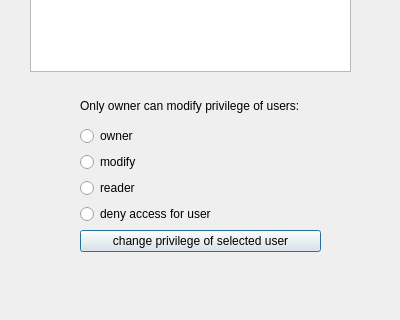
Above: GUI/SymposiumGui/onlineusers.ui from RickZack/Symposium before the change; both pictures show x 0 to 400 and y 419 to 739 of the 400 by 739 pixel window. Below: the same form after it.
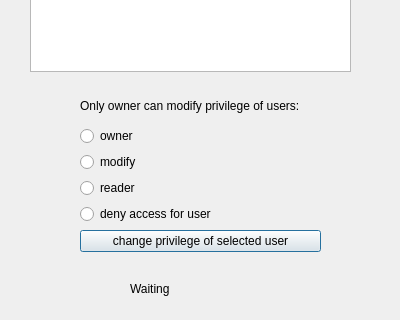
That is the form after the change.

```diff
--- a/GUI/SymposiumGui/onlineusers.ui
+++ b/GUI/SymposiumGui/onlineusers.ui
@@ -82,6 +82,32 @@
     </item>
    </layout>
   </widget>
+  <widget class="QLabel" name="gif">
+   <property name="geometry">
+    <rect>
+     <x>60</x>
+     <y>680</y>
+     <width>55</width>
+     <height>51</height>
+    </rect>
+   </property>
+   <property name="text">
+    <string/>
+   </property>
+  </widget>
+  <widget class="QLabel" name="waiting">
+   <property name="geometry">
+    <rect>
+     <x>130</x>
+     <y>700</y>
+     <width>121</width>
+     <height>16</height>
+    </rect>
+   </property>
+   <property name="text">
+    <string>Waiting</string>
+   </property>
+  </widget>
  </widget>
  <resources/>
  <connections/>
```
